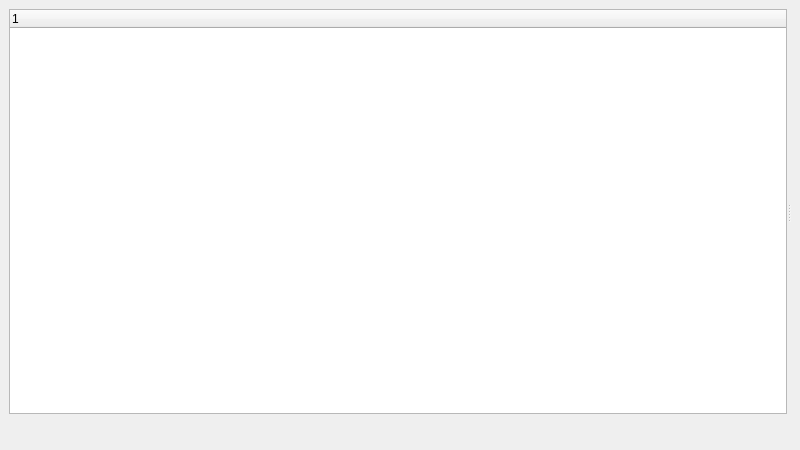
First picture: the form in ui/options.ui, repository metabrainz/picard, before the edit.
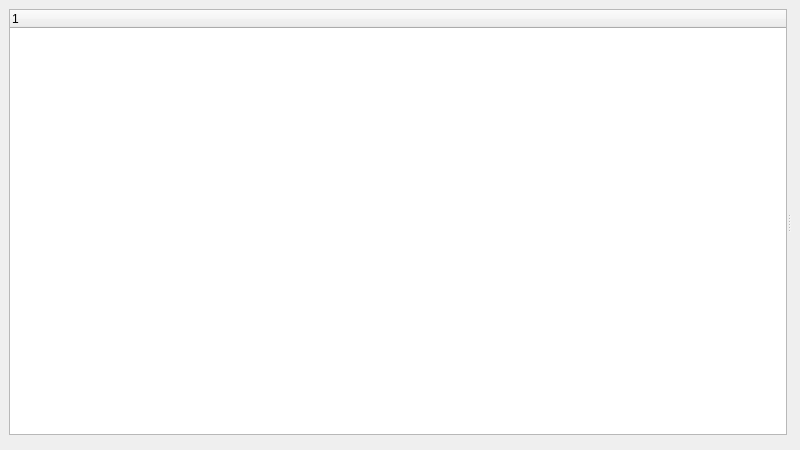
Second picture: the form after the edit.

Commit message: Remove note about highlighted text

```diff
--- a/ui/options.ui
+++ b/ui/options.ui
@@ -57,32 +57,6 @@
      </widget>
     </widget>
    </item>
-   <item>
-    <widget class="QLabel" name="notice_text">
-     <property name="sizePolicy">
-      <sizepolicy hsizetype="Preferred" vsizetype="Fixed">
-       <horstretch>0</horstretch>
-       <verstretch>0</verstretch>
-      </sizepolicy>
-     </property>
-     <property name="font">
-      <font>
-       <pointsize>10</pointsize>
-       <weight>50</weight>
-       <bold>false</bold>
-      </font>
-     </property>
-     <property name="text">
-      <string/>
-     </property>
-     <property name="alignment">
-      <set>Qt::AlignCenter</set>
-     </property>
-     <property name="wordWrap">
-      <bool>true</bool>
-     </property>
-    </widget>
-   </item>
    <item>
     <widget class="QDialogButtonBox" name="buttonbox">
      <property name="minimumSize">
```
The commit also changes 2 other files.
